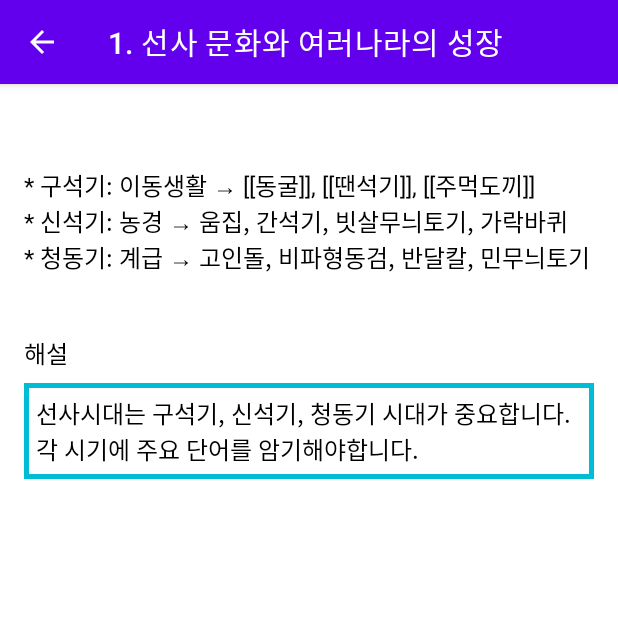
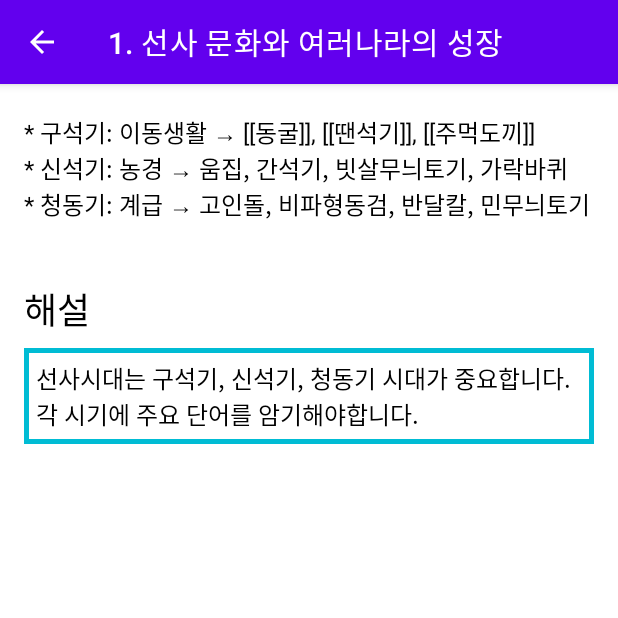
Before and after one commit to jbiglion22/KoreanHistoryNote, an Android app: the screen it shows after launch (ContentActivity), after a tap on "1. 선사 문화와 여러나라의 성장", on a phone screen of 412 x 824 dp, the top half of it. Run offline under Robolectric (Android 15) with nearby library versions, the light colour scheme and no system bars; our stand-ins replace AdMob; 2 statements that could not run were skipped.

Commit message:
2022.6.12

```diff
--- a/app/src/main/java/com/jbiglion22/koreanhistorynote/ContentActivity.kt
+++ b/app/src/main/java/com/jbiglion22/koreanhistorynote/ContentActivity.kt
@@ -34,7 +34,7 @@ class ContentActivity : AppCompatActivity() {
 
         var actionBar = supportActionBar
         actionBar?.title = titlename.name
-        binding.tvTitlename.text = ""
+
 
 
         /* 내용을 자른다 */
@@ -51,7 +51,6 @@ class ContentActivity : AppCompatActivity() {
 
             Log.d(LOGTAG,"[${LOG_HEAD}] sub=${sstr}")
         }
-
 
 
         if (titlename.cont.length>0) {
--- a/app/src/main/java/com/jbiglion22/koreanhistorynote/IntroActivity.kt
+++ b/app/src/main/java/com/jbiglion22/koreanhistorynote/EntraneActivity.kt
@@ -6,18 +6,18 @@ import android.os.Looper
 import androidx.appcompat.app.AppCompatActivity
 
 
-class IntroActivity : AppCompatActivity() {
+class EntraneActivity : AppCompatActivity() {
     override fun onCreate(savedInstanceState: Bundle?) {
         super.onCreate(savedInstanceState)
  //       requestWindowFeature(Window.FEATURE_NO_TITLE)
-        setContentView(R.layout.activity_intro)
+        setContentView(R.layout.activity_entrance)
 
         var actionBar = supportActionBar
         actionBar?.hide()
 
         Handler(Looper.getMainLooper()).postDelayed({
             finish()
-        }, 3000)
+        }, 2000)
 
     }
 }
--- a/app/src/main/java/com/jbiglion22/koreanhistorynote/MainActivity.kt
+++ b/app/src/main/java/com/jbiglion22/koreanhistorynote/MainActivity.kt
@@ -1,12 +1,10 @@
 package com.jbiglion22.koreanhistorynote
 
-import android.content.Context
 import android.content.DialogInterface
 import android.content.Intent
 import android.os.Bundle
 import android.os.PersistableBundle
 import android.util.Log
-import android.view.LayoutInflater
 import android.view.Menu
 import android.view.MenuItem
 import android.widget.Button
@@ -20,6 +18,8 @@ import com.google.android.gms.ads.interstitial.InterstitialAd
 import com.google.android.gms.ads.nativead.NativeAd
 import com.google.android.gms.ads.nativead.NativeAdOptions
 import com.jbiglion22.koreanhistorynote.databinding.ActivityMainBinding
+import kotlin.system.exitProcess
+
 //import androidx.ui.material.AlertDialog
 
 val LOGTAG = "KOREAHISTORYNOTE"
@@ -81,7 +81,7 @@ class MainActivity : AppCompatActivity() {
 
         } else {
             // 첫 실행일 경우만 실행
-            val intent = Intent(this, IntroActivity::class.java)
+            val intent = Intent(this, EntraneActivity::class.java)
             intent.putExtra("curPos", 1)
             startActivity(intent)
         }
@@ -96,8 +96,10 @@ class MainActivity : AppCompatActivity() {
 
     override fun onOptionsItemSelected(item: MenuItem): Boolean {
         when (item.itemId) {
-            R.id.Item1 -> {
-
+            R.id.menu_item_introduce -> {
+                val intent = Intent(this, IntroduceActivity::class.java)
+                intent.putExtra("curPos", 1)
+                startActivity(intent)
             }
         }
         return super.onOptionsItemSelected(item)
@@ -114,13 +116,14 @@ class MainActivity : AppCompatActivity() {
         builder.setTitle("종료하시겠습니까?")
         builder.setIcon(R.mipmap.ic_launcher_khn_round)
 
-        val v1 = layoutInflater.inflate(R.layout.end_dialog, null)
+        val v1 = layoutInflater.inflate(R.layout.dialog_leave, null)
         builder.setView(v1)
         var listener = object:DialogInterface.OnClickListener{
             override fun onClick(p0: DialogInterface?, p1: Int) {
                 var alert = p0 as AlertDialog
-
-                finish()
+                finishAffinity()
+                System.runFinalization()
+                exitProcess(0)
             }
         }
 
@@ -143,7 +146,9 @@ class MainActivity : AppCompatActivity() {
         btnClose.setOnClickListener{
 //            Toast.makeText(this, "close", Toast.LENGTH_LONG).show()
             dia.dismiss()
-            finish()
+            finishAffinity()
+            System.runFinalization()
+            exitProcess(0)
         }
 //        v1.btnCancel
         var btnClancel = v1.findViewById<Button>(R.id.btn_cancel)
@@ -162,18 +167,6 @@ class MainActivity : AppCompatActivity() {
 
 
     }
-
-    /*
-    @Composable
-    fun presentDialog() {
-        androidx.ui.material.AlertDialog(
-            onCloseRequest = {},
-            title = {Text("1111")},
-            text = {},
-            confirmButton = {},
-        )
-    }
-*/
 
     fun createAd() {
         MobileAds.initialize(this)
--- a/app/src/main/java/com/jbiglion22/koreanhistorynote/TitleNameAdapter.kt
+++ b/app/src/main/java/com/jbiglion22/koreanhistorynote/TitleNameAdapter.kt
@@ -4,6 +4,8 @@ import android.content.Intent
 import android.view.LayoutInflater
 import android.view.View
 import android.view.ViewGroup
+import android.widget.Button
+import android.widget.ImageButton
 import android.widget.TextView
 import android.widget.Toast
 import androidx.core.content.ContextCompat.startActivity
@@ -13,6 +15,11 @@ class TitleNameAdapter(val titlenameList: ArrayList<TitleName>) : RecyclerView.A
 
     override fun onCreateViewHolder(parent: ViewGroup, viewType: Int): TitleNameAdapter.CustomViewHolder {
         val view = LayoutInflater.from(parent.context).inflate(R.layout.list_titlename, parent, false)
+        val btnImage = view.findViewById<ImageButton>(R.id.imageButton)
+        btnImage.setOnClickListener {
+           Toast.makeText(parent.context, "test", Toast.LENGTH_LONG).show()
+        }
+
         return CustomViewHolder(view).apply {
             itemView.setOnClickListener {
                 val curPos : Int = adapterPosition
--- a/app/src/main/res/layout/activity_content.xml
+++ b/app/src/main/res/layout/activity_content.xml
@@ -25,17 +25,6 @@
             android:orientation="vertical">
 
             <TextView
-                android:id="@+id/tv_titlename"
-                android:layout_width="match_parent"
-                android:layout_height="wrap_content"
-                android:layout_marginTop="8dp"
-                android:gravity="center"
-                android:text="tv_titlename"
-                android:textAlignment="center"
-                android:textColor="#3F51B5"
-                android:textSize="20sp" />
-
-            <TextView
                 android:id="@+id/tv_content"
                 android:layout_width="match_parent"
                 android:layout_height="wrap_content"
@@ -55,7 +44,7 @@
                 android:layout_marginTop="40dp"
                 android:text="해설"
                 android:textColor="#000000"
-                android:textSize="16sp" />
+                android:textSize="24sp" />
 
             <TextView
                 android:id="@+id/tv_explain"
--- a/app/src/main/res/layout/activity_intro.xml
+++ b/app/src/main/res/layout/activity_entrance.xml
@@ -4,7 +4,7 @@
     xmlns:tools="http://schemas.android.com/tools"
     android:layout_width="match_parent"
     android:layout_height="match_parent"
-    tools:context="com.jbiglion22.koreanhistorynote.IntroActivity">
+    tools:context="com.jbiglion22.koreanhistorynote.EntraneActivity">
 
     <ImageView
         android:id="@+id/imageView2"
--- a/app/src/main/res/menu/main_menu.xml
+++ b/app/src/main/res/menu/main_menu.xml
@@ -1,6 +1,7 @@
 <?xml version="1.0" encoding="utf-8"?>
 <menu xmlns:app="http://schemas.android.com/apk/res-auto"
     xmlns:android="http://schemas.android.com/apk/res/android">
+<!--
     <item
         android:id="@+id/Item1"
         android:title="Item1" />
@@ -19,4 +20,10 @@
         android:icon="@android:drawable/ic_dialog_info"
         android:title="Item4"
         app:showAsAction="ifRoom" />
+-->
+    <item
+        android:id="@+id/menu_item_introduce"
+        android:icon="@android:drawable/ic_dialog_info"
+        android:title="앱소개"
+        app:showAsAction="never" />
 </menu>
--- a/build.gradle
+++ b/build.gradle
@@ -2,7 +2,7 @@
 plugins {
     id 'com.android.application' version '7.2.0' apply false
     id 'com.android.library' version '7.2.0' apply false
-    id 'org.jetbrains.kotlin.android' version '1.6.21' apply false
+    id 'org.jetbrains.kotlin.android' version '1.7.0' apply false
 }
 
 task clean(type: Delete) {
```
Also changed, not shown: app/build.gradle (+6 -32 lines), app/src/main/AndroidManifest.xml (+5 -3 lines), app/src/main/java/com/jbiglion22/koreanhistorynote/IntroduceActivity.kt (added, +24 -0 lines), app/src/main/res/layout/activity_introduce.xml (added, +57 -0 lines), app/src/main/res/layout/end_dialog1.xml (deleted, +0 -18 lines), app/src/main/res/layout/end_dialog2.xml (deleted, +0 -16 lines), app/src/main/res/values/strings.xml (+9 -0 lines), app/src/main/res/layout/dialog_leave.xml (renamed from app/src/main/res/layout/end_dialog.xml), 30 other files.
